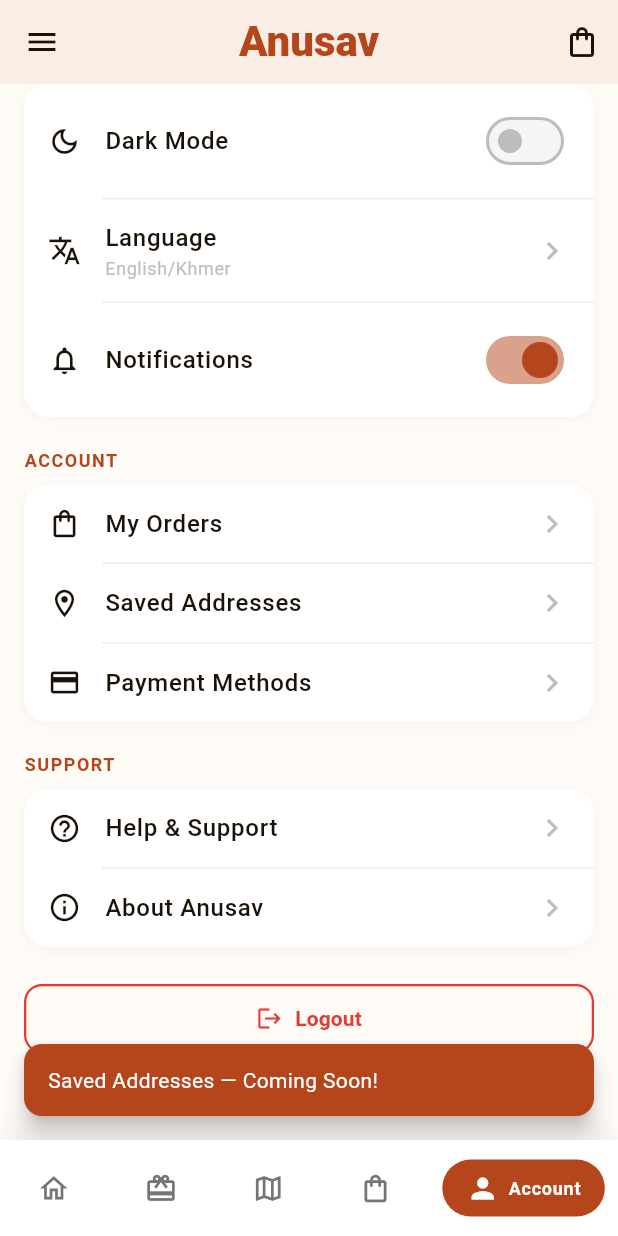
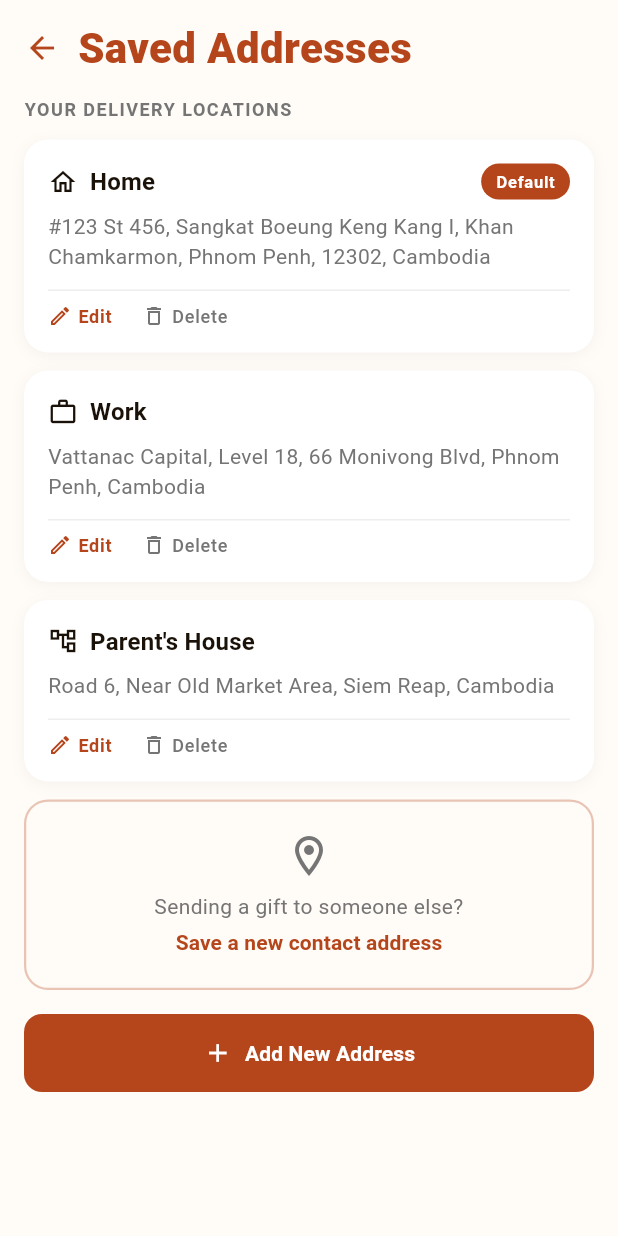
Before and after one commit to Flutter-Gift-souvenir/gift_anusav, a Flutter app: the SettingsScreen screen opened by its route, scrolled down 242 dp, after a tap on "Saved Addresses", on a phone screen of 412 x 824 dp. Run offline on Flutter 3.47's test engine with Material 3 defaults, Android fonts, the phone set to English and light mode, and no system bars; our stand-ins replace cached_network_image, carousel_slider, flutter_map, gap, go_router, latlong2 and 3 more; accounts and stored records are empty; network calls fail.

Commit message:
feat: saved addresses screen with mock delivery locations

```diff
--- /dev/null
+++ b/lib/features/settings/saved_addresses_screen.dart
@@ -0,0 +1,334 @@
+import 'package:flutter/material.dart';
+import 'package:gap/gap.dart';
+import 'package:go_router/go_router.dart';
+import '../../theme/app_colors.dart';
+import '../../theme/app_text_styles.dart';
+import '../../utils/constants.dart';
+import '../../utils/helpers.dart';
+
+class SavedAddressesScreen extends StatelessWidget {
+  const SavedAddressesScreen({super.key});
+
+  @override
+  Widget build(BuildContext context) {
+    final isDark = Theme.of(context).brightness == Brightness.dark;
+    final textColor =
+        isDark ? AppColors.textPrimaryDark : AppColors.textPrimaryLight;
+    final secondaryColor =
+        isDark ? AppColors.textSecondaryDark : AppColors.grey600;
+
+    // --- Mock Addresses ---
+    final addresses = [
+      {
+        'label': 'Home',
+        'icon': Icons.home_outlined,
+        'address':
+            '#123 St 456, Sangkat Boeung Keng Kang I, Khan Chamkarmon, Phnom Penh, 12302, Cambodia',
+        'isDefault': true,
+      },
+      {
+        'label': 'Work',
+        'icon': Icons.work_outline,
+        'address':
+            'Vattanac Capital, Level 18, 66 Monivong Blvd, Phnom Penh, Cambodia',
+        'isDefault': false,
+      },
+      {
+        'label': "Parent's House",
+        'icon': Icons.account_tree_outlined,
+        'address': 'Road 6, Near Old Market Area, Siem Reap, Cambodia',
+        'isDefault': false,
+      },
+    ];
+
+    return Scaffold(
+      backgroundColor:
+          isDark ? AppColors.backgroundDark : AppColors.backgroundLight,
+      body: SafeArea(
+        child: Column(
+          crossAxisAlignment: CrossAxisAlignment.start,
+          children: [
+            // --- Header ---
+            Padding(
+              padding: const EdgeInsets.fromLTRB(4, 8, 16, 8),
+              child: Row(
+                children: [
+                  IconButton(
+                    icon: const Icon(Icons.arrow_back, color: AppColors.primary),
+                    onPressed: () => context.pop(),
+                  ),
+                  Text(
+                    'Saved Addresses',
+                    style: AppTextStyles.headlineMedium.copyWith(
+                      color: AppColors.primary,
+                      fontWeight: FontWeight.w800,
+                    ),
+                  ),
+                ],
+              ),
+            ),
+
+            // --- Content ---
+            Expanded(
+              child: SingleChildScrollView(
+                padding: const EdgeInsets.symmetric(
+                  horizontal: AppConstants.defaultPadding,
+                ),
+                child: Column(
+                  crossAxisAlignment: CrossAxisAlignment.start,
+                  children: [
+                    // --- Section Label ---
+                    Text(
+                      'YOUR DELIVERY LOCATIONS',
+                      style: AppTextStyles.labelMedium.copyWith(
+                        color: secondaryColor,
+                        fontWeight: FontWeight.w700,
+                        letterSpacing: 1,
+                      ),
+                    ),
+
+                    const Gap(12),
+
+                    // --- Address Cards ---
+                    ...addresses.map(
+                      (addr) => Padding(
+                        padding: const EdgeInsets.only(bottom: 12),
+                        child: _AddressCard(
+                          icon: addr['icon'] as IconData,
+                          label: addr['label'] as String,
+                          address: addr['address'] as String,
+                          isDefault: addr['isDefault'] as bool,
+                          isDark: isDark,
+                          textColor: textColor,
+                          secondaryColor: secondaryColor,
+                        ),
+                      ),
+                    ),
+
+                    // --- Dashed Box ---
+                    Container(
+                      width: double.infinity,
+                      padding: const EdgeInsets.all(20),
+                      decoration: BoxDecoration(
+                        borderRadius: BorderRadius.circular(
+                          AppConstants.cardBorderRadius,
+                        ),
+                        border: Border.all(
+                          color: AppColors.primary.withOpacity(0.3),
+                          width: 1.5,
+                        ),
+                      ),
+                      child: Column(
+                        children: [
+                          Icon(
+                            Icons.location_on_outlined,
+                            size: 32,
+                            color: secondaryColor,
+                          ),
+                          const Gap(8),
+                          Text(
+                            'Sending a gift to someone else?',
+                            style: AppTextStyles.bodyMedium.copyWith(
+                              color: secondaryColor,
+                            ),
+                            textAlign: TextAlign.center,
+                          ),
+                          const Gap(4),
+                          GestureDetector(
+                            onTap: () => AppHelpers.showComingSoon(
+                              context,
+                              'New contact address',
+                            ),
+                            child: Text(
+                              'Save a new contact address',
+                              style: AppTextStyles.labelLarge.copyWith(
+                                color: AppColors.primary,
+                                fontWeight: FontWeight.w600,
+                              ),
+                            ),
+                          ),
+                        ],
+                      ),
+                    ),
+
+                    const Gap(16),
+
+                    // --- Add New Address Button ---
+                    SizedBox(
+                      width: double.infinity,
+                      child: ElevatedButton(
+                        onPressed: () =>
+                            AppHelpers.showComingSoon(context, 'Add New Address'),
+                        style: ElevatedButton.styleFrom(
+                          backgroundColor: AppColors.primary,
+                          foregroundColor: AppColors.white,
+                          padding: const EdgeInsets.symmetric(vertical: 16),
+                          shape: RoundedRectangleBorder(
+                            borderRadius: BorderRadius.circular(12),
+                          ),
+                        ),
+                        child: Row(
+                          mainAxisAlignment: MainAxisAlignment.center,
+                          mainAxisSize: MainAxisSize.min,
+                          children: [
+                            const Icon(Icons.add, size: 20),
+                            const Gap(8),
+                            Text(
+                              'Add New Address',
+                              style: AppTextStyles.labelLarge.copyWith(
+                                color: AppColors.white,
+                                fontWeight: FontWeight.w600,
+                              ),
+                            ),
+                          ],
+                        ),
+                      ),
+                    ),
+
+                    const Gap(24),
+                  ],
+                ),
+              ),
+            ),
+          ],
+        ),
+      ),
+    );
+  }
+}
+
+// --- Address Card ---
+class _AddressCard extends StatelessWidget {
+  final IconData icon;
+  final String label;
+  final String address;
+  final bool isDefault;
+  final bool isDark;
+  final Color textColor;
+  final Color secondaryColor;
+
+  const _AddressCard({
+    required this.icon,
+    required this.label,
+    required this.address,
+    required this.isDefault,
+    required this.isDark,
+    required this.textColor,
+    required this.secondaryColor,
+  });
+
+  @override
+  Widget build(BuildContext context) {
+    return Container(
+      padding: const EdgeInsets.all(16),
+      decoration: BoxDecoration(
+        color: isDark ? AppColors.surfaceDark : AppColors.white,
+        borderRadius: BorderRadius.circular(AppConstants.cardBorderRadius),
+        boxShadow: [
+          BoxShadow(
+            color: AppColors.black.withOpacity(0.04),
+            blurRadius: 8,
+            offset: const Offset(0, 2),
+          ),
+        ],
+      ),
+      child: Column(
+        crossAxisAlignment: CrossAxisAlignment.start,
+        children: [
+          // Label row
+          Row(
+            children: [
+              Icon(icon, size: 20, color: textColor),
+              const Gap(8),
+              Text(
+                label,
+                style: AppTextStyles.titleMedium.copyWith(
+                  color: textColor,
+                  fontWeight: FontWeight.w700,
+                ),
+              ),
+              const Spacer(),
+              if (isDefault)
+                Container(
+                  padding: const EdgeInsets.symmetric(
+                    horizontal: 10,
+                    vertical: 4,
+                  ),
+                  decoration: BoxDecoration(
+                    color: AppColors.primary,
+                    borderRadius: BorderRadius.circular(20),
+                  ),
+                  child: Text(
+                    'Default',
+                    style: AppTextStyles.labelSmall.copyWith(
+                      color: AppColors.white,
+                      fontWeight: FontWeight.w600,
+                    ),
+                  ),
+                ),
+            ],
+          ),
+
+          const Gap(8),
+
+          // Address text
+          Text(
+            address,
+            style: AppTextStyles.bodyMedium.copyWith(color: secondaryColor),
+          ),
+
+          const Gap(12),
+
+          Divider(
+            height: 1,
+            color: isDark ? AppColors.grey800 : AppColors.grey200,
+          ),
+
+          const Gap(8),
+
+          // Edit / Delete actions
+          Row(
+            children: [
+              GestureDetector(
+                onTap: () => AppHelpers.showComingSoon(context, 'Edit address'),
+                child: Row(
+                  children: [
+                    const Icon(Icons.edit_outlined,
+                        size: 16, color: AppColors.primary),
+                    const Gap(4),
+                    Text(
+                      'Edit',
+                      style: AppTextStyles.labelMedium.copyWith(
+                        color: AppColors.primary,
+                        fontWeight: FontWeight.w600,
+                      ),
+                    ),
+                  ],
+                ),
+              ),
+
+              const Gap(20),
+
+              GestureDetector(
+                onTap: () =>
+                    AppHelpers.showComingSoon(context, 'Delete address'),
+                child: Row(
+                  children: [
+                    Icon(Icons.delete_outline, size: 16, color: secondaryColor),
+                    const Gap(4),
+                    Text(
+                      'Delete',
+                      style: AppTextStyles.labelMedium.copyWith(
+                        color: secondaryColor,
+                      ),
+                    ),
+                  ],
+                ),
+              ),
+            ],
+          ),
+        ],
+      ),
+    );
+  }
+}
--- a/lib/features/settings/settings_screen.dart
+++ b/lib/features/settings/settings_screen.dart
@@ -174,7 +174,7 @@
               _SettingsTile(
                 icon: Icons.location_on_outlined,
                 label: 'Saved Addresses',
-                onTap: () => AppHelpers.showComingSoon(context, 'Saved Addresses'),
+                onTap: () => context.push('/saved-addresses'),
               ),
               _SettingsTile(
                 icon: Icons.payment_outlined,
--- a/lib/router/app_router.dart
+++ b/lib/router/app_router.dart
@@ -18,6 +18,7 @@
 import '../features/gifts/gifts_screen.dart';
 import '../features/settings/settings_screen.dart';
 import '../features/settings/edit_profile_screen.dart';
+ import '../features/settings/saved_addresses_screen.dart';
 
 
 
@@ -42,6 +43,8 @@
   static const String quiz = '/quiz';
   static const String settings = '/settings';
   static const String editProfile = '/edit-profile';
+  static const String savedAddresses = '/saved-addresses';
+
 
   // --- Router Config ---
   static final GoRouter router = GoRouter(
@@ -120,6 +123,12 @@
           // ),
         ],
       ),
+      // Saved Addresses (no bottom nav — opened from Settings)
+GoRoute(
+  path: savedAddresses,
+  name: 'savedAddresses',
+  builder: (context, state) => const SavedAddressesScreen(),
+),
       GoRoute(
   path: editProfile,
   name: 'editProfile',
```
